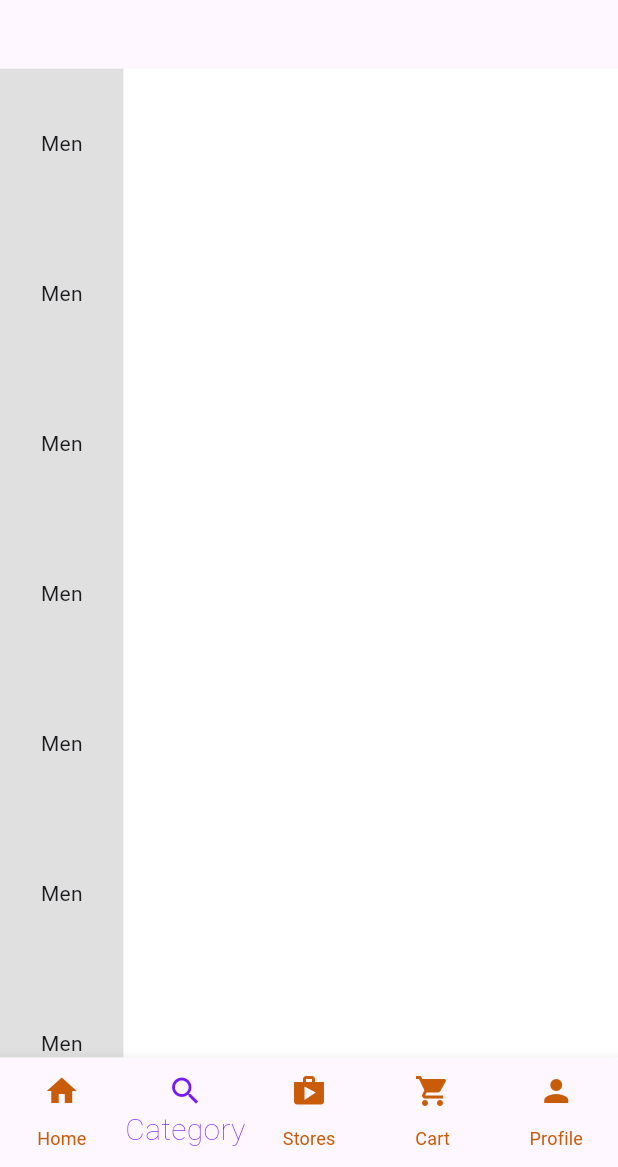
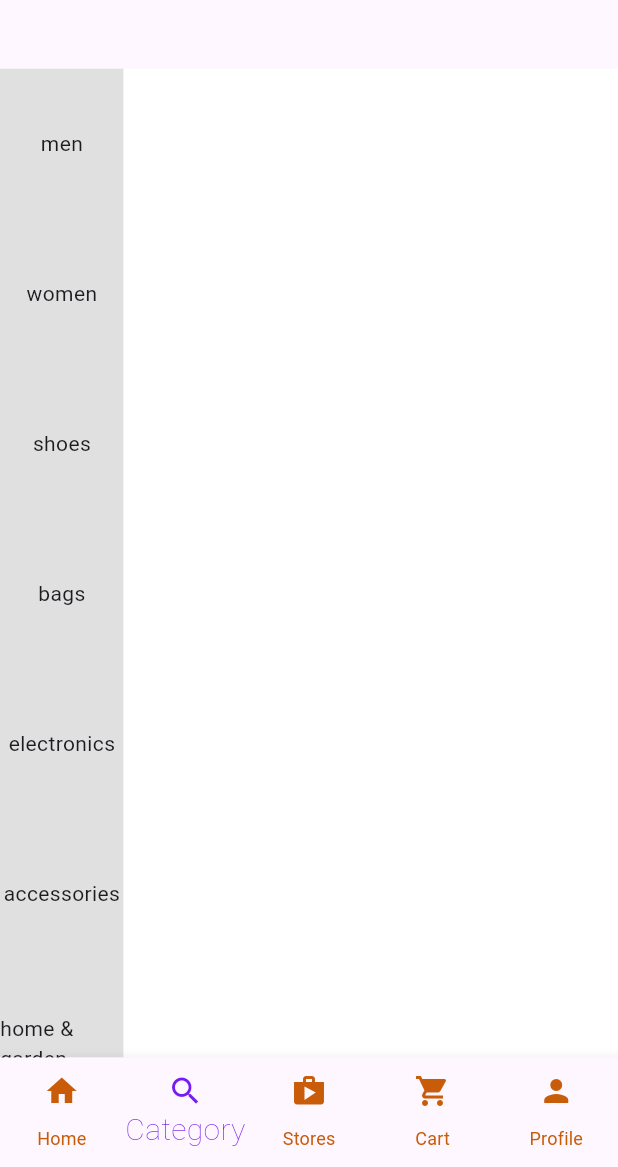
Before and after one commit to Devsaci/ecommerce_shams_app, a Flutter app: the screen it shows after launch, item 2 of the bottom bar chosen, on a phone screen of 412 x 824 dp, the part 69-1236 px from its top. Run offline on Flutter 3.47's test engine with Material 3 defaults, Android fonts, the phone set to English and light mode, and no system bars.

Commit message:
child: Text(items[index]),

```diff
--- a/lib/main_screens/category.dart
+++ b/lib/main_screens/category.dart
@@ -47,7 +47,12 @@ class _CategoryScreenState extends State<CategoryScreen> {
       child: ListView.builder(
         itemCount: 12,
         itemBuilder: (context, index) {
-          return const SizedBox(height: 100, child: Center(child: Text("Men")));
+          return SizedBox(
+            height: 100,
+            child: Center(
+              child: Text(items[index]),
+            ),
+          );
         },
       ),
     );
```
